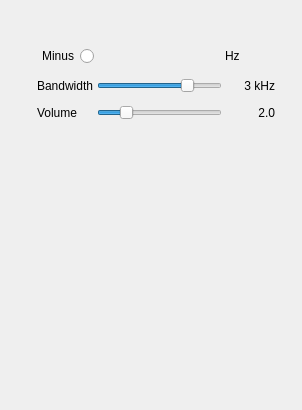
First picture: the form in plugins/channel/ssb/ssbdemodgui.ui, repository f4exb/sdrangel, before the edit.
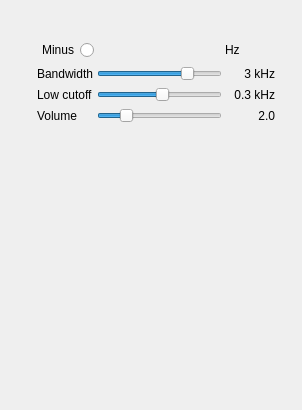
Second picture: the form after the edit. Custom widgets are drawn as their Qt base class.

Commit message: Make the low cutoff frequency of the SSB filter variable. Change spectrum overlay accordingly.

```diff
--- a/plugins/channel/ssb/ssbdemodgui.ui
+++ b/plugins/channel/ssb/ssbdemodgui.ui
@@ -41,6 +41,41 @@
     <property name="spacing">
      <number>3</number>
     </property>
+    <item row="1" column="1">
+     <widget class="QSlider" name="BW">
+      <property name="minimum">
+       <number>-60</number>
+      </property>
+      <property name="maximum">
+       <number>60</number>
+      </property>
+      <property name="pageStep">
+       <number>1</number>
+      </property>
+      <property name="value">
+       <number>30</number>
+      </property>
+      <property name="orientation">
+       <enum>Qt::Horizontal</enum>
+      </property>
+     </widget>
+    </item>
+    <item row="3" column="2">
+     <widget class="QLabel" name="volumeText">
+      <property name="minimumSize">
+       <size>
+        <width>50</width>
+        <height>0</height>
+       </size>
+      </property>
+      <property name="text">
+       <string>2.0</string>
+      </property>
+      <property name="alignment">
+       <set>Qt::AlignRight|Qt::AlignTrailing|Qt::AlignVCenter</set>
+      </property>
+     </widget>
+    </item>
     <item row="1" column="2">
      <widget class="QLabel" name="BWText">
       <property name="minimumSize">
@@ -57,7 +92,7 @@
       </property>
      </widget>
     </item>
-    <item row="2" column="1">
+    <item row="3" column="1">
      <widget class="QSlider" name="volume">
       <property name="maximum">
        <number>100</number>
@@ -70,65 +105,6 @@
       </property>
      </widget>
     </item>
-    <item row="1" column="1">
-     <widget class="QSlider" name="BW">
-      <property name="minimum">
-       <number>-60</number>
-      </property>
-      <property name="maximum">
-       <number>60</number>
-      </property>
-      <property name="pageStep">
-       <number>10</number>
-      </property>
-      <property name="value">
-       <number>30</number>
-      </property>
-      <property name="orientation">
-       <enum>Qt::Horizontal</enum>
-      </property>
-     </widget>
-    </item>
-    <item row="2" column="0">
-     <widget class="QLabel" name="label_2">
-      <property name="text">
-       <string>Volume</string>
-      </property>
-     </widget>
-    </item>
-    <item row="2" column="2">
-     <widget class="QLabel" name="volumeText">
-      <property name="minimumSize">
-       <size>
-        <width>50</width>
-        <height>0</height>
-       </size>
-      </property>
-      <property name="text">
-       <string>2.0</string>
-      </property>
-      <property name="alignment">
-       <set>Qt::AlignRight|Qt::AlignTrailing|Qt::AlignVCenter</set>
-      </property>
-     </widget>
-    </item>
-    <item row="1" column="0">
-     <widget class="QLabel" name="label">
-      <property name="text">
-       <string>Bandwidth</string>
-      </property>
-     </widget>
-    </item>
-    <item row="0" column="0">
-     <widget class="QRadioButton" name="deltaMinus">
-      <property name="layoutDirection">
-       <enum>Qt::RightToLeft</enum>
-      </property>
-      <property name="text">
-       <string>Minus</string>
-      </property>
-     </widget>
-    </item>
     <item row="0" column="1">
      <widget class="ValueDial" name="deltaFrequency" native="true">
       <property name="sizePolicy">
@@ -160,6 +136,20 @@
       </property>
      </widget>
     </item>
+    <item row="1" column="0">
+     <widget class="QLabel" name="BWLabel">
+      <property name="text">
+       <string>Bandwidth</string>
+      </property>
+     </widget>
+    </item>
+    <item row="3" column="0">
+     <widget class="QLabel" name="volumeLabel">
+      <property name="text">
+       <string>Volume</string>
+      </property>
+     </widget>
+    </item>
     <item row="0" column="2">
      <widget class="QLabel" name="deltaUnits">
       <property name="text">
@@ -167,6 +157,58 @@
       </property>
      </widget>
     </item>
+    <item row="0" column="0">
+     <widget class="QRadioButton" name="deltaMinus">
+      <property name="layoutDirection">
+       <enum>Qt::RightToLeft</enum>
+      </property>
+      <property name="text">
+       <string>Minus</string>
+      </property>
+     </widget>
+    </item>
+    <item row="2" column="0">
+     <widget class="QLabel" name="lowCutLabel">
+      <property name="text">
+       <string>Low cutoff</string>
+      </property>
+     </widget>
+    </item>
+    <item row="2" column="1">
+     <widget class="QSlider" name="lowCut">
+      <property name="minimum">
+       <number>-60</number>
+      </property>
+      <property name="maximum">
+       <number>60</number>
+      </property>
+      <property name="pageStep">
+       <number>1</number>
+      </property>
+      <property name="value">
+       <number>3</number>
+      </property>
+      <property name="orientation">
+       <enum>Qt::Horizontal</enum>
+      </property>
+     </widget>
+    </item>
+    <item row="2" column="2">
+     <widget class="QLabel" name="lowCutText">
+      <property name="minimumSize">
+       <size>
+        <width>50</width>
+        <height>0</height>
+       </size>
+      </property>
+      <property name="text">
+       <string>0.3 kHz</string>
+      </property>
+      <property name="alignment">
+       <set>Qt::AlignRight|Qt::AlignTrailing|Qt::AlignVCenter</set>
+      </property>
+     </widget>
+    </item>
    </layout>
   </widget>
   <widget class="QWidget" name="spectrumContainer" native="true">
@@ -214,18 +256,6 @@
   </widget>
  </widget>
  <customwidgets>
-  <customwidget>
-   <class>GLSpectrum</class>
-   <extends>QWidget</extends>
-   <header>gui/glspectrum.h</header>
-   <container>1</container>
-  </customwidget>
-  <customwidget>
-   <class>GLSpectrumGUI</class>
-   <extends>QWidget</extends>
-   <header>gui/glspectrumgui.h</header>
-   <container>1</container>
-  </customwidget>
   <customwidget>
    <class>RollupWidget</class>
    <extends>QWidget</extends>
@@ -238,6 +268,18 @@
    <header>gui/valuedial.h</header>
    <container>1</container>
   </customwidget>
+  <customwidget>
+   <class>GLSpectrum</class>
+   <extends>QWidget</extends>
+   <header>gui/glspectrum.h</header>
+   <container>1</container>
+  </customwidget>
+  <customwidget>
+   <class>GLSpectrumGUI</class>
+   <extends>QWidget</extends>
+   <header>gui/glspectrumgui.h</header>
+   <container>1</container>
+  </customwidget>
  </customwidgets>
  <resources/>
  <connections/>
```
The commit also changes 9 other files.
